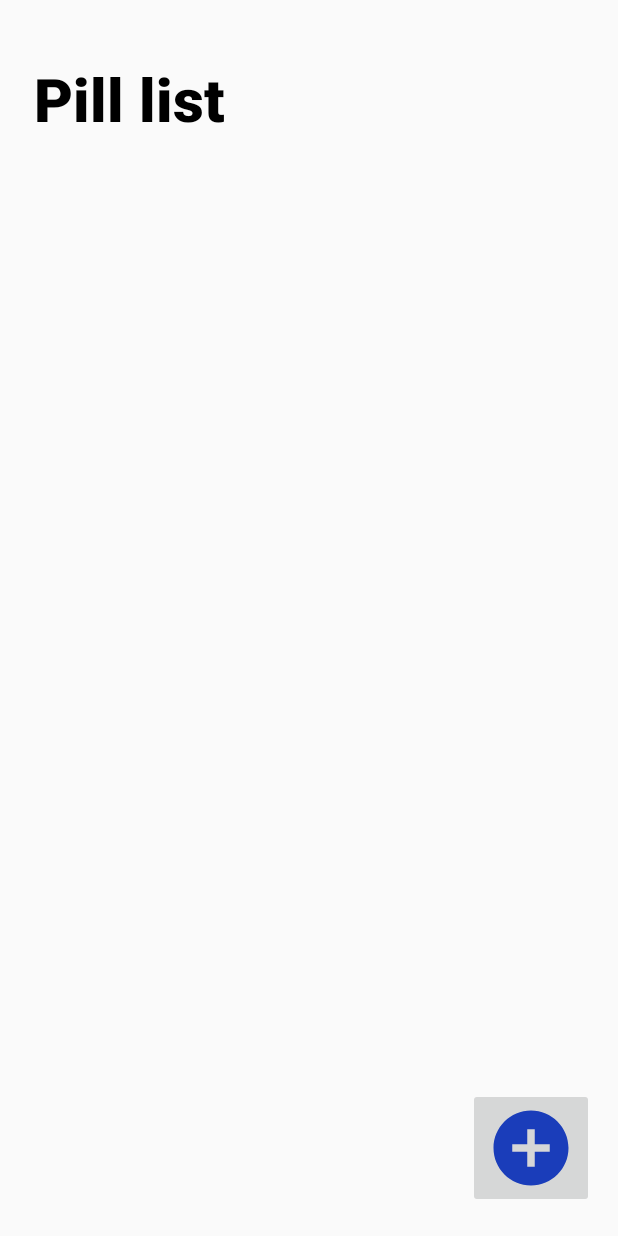
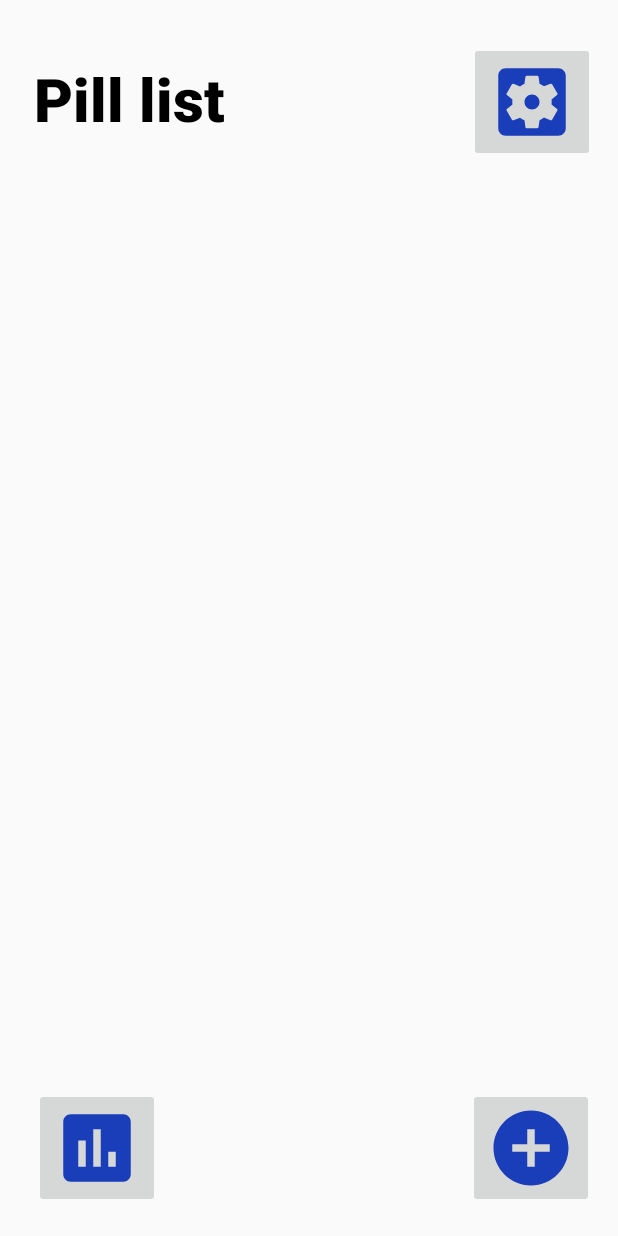
Before and after one commit to KendrickKan/Pill_Aider, an Android app: the layout fragment_pill__list_.xml on its own in the app's theme, with its tools: preview values and no code run, on a phone screen of 412 x 824 dp. Run offline under Robolectric (Android 15) with nearby library versions, the phone set to English and light mode, and no system bars.

Commit message:
添加图标，chart页面bug fix，

```diff
--- a/app/build.gradle
+++ b/app/build.gradle
@@ -4,7 +4,7 @@ plugins {
 
 android {
     compileSdk 32
-    dataBinding{          // 添加dataBanding分离数据进行双向绑定，减少控件和事件绑定的任务量
+    dataBinding {          // 添加dataBanding分离数据进行双向绑定，减少控件和事件绑定的任务量
         enabled true
     }
     defaultConfig {
--- /dev/null
+++ b/app/src/main/res/drawable/pill_list_chart_button_60.xml
@@ -0,0 +1,5 @@
+<vector android:autoMirrored="true" android:height="60dp"
+    android:tint="#1A3DBA" android:viewportHeight="24"
+    android:viewportWidth="24" android:width="60dp" xmlns:android="http://schemas.android.com/apk/res/android">
+    <path android:fillColor="@android:color/white" android:pathData="M19,3L5,3c-1.1,0 -2,0.9 -2,2v14c0,1.1 0.9,2 2,2h14c1.1,0 2,-0.9 2,-2L21,5c0,-1.1 -0.9,-2 -2,-2zM9,17L7,17v-7h2v7zM13,17h-2L11,7h2v10zM17,17h-2v-4h2v4z"/>
+</vector>
--- /dev/null
+++ b/app/src/main/res/drawable/pill_list_setting_button_60.xml
@@ -0,0 +1,5 @@
+<vector android:autoMirrored="true" android:height="60dp"
+    android:tint="#1A3DBA" android:viewportHeight="24"
+    android:viewportWidth="24" android:width="60dp" xmlns:android="http://schemas.android.com/apk/res/android">
+    <path android:fillColor="@android:color/white" android:pathData="M12,10c-1.1,0 -2,0.9 -2,2s0.9,2 2,2 2,-0.9 2,-2 -0.9,-2 -2,-2zM19,3L5,3c-1.11,0 -2,0.9 -2,2v14c0,1.1 0.89,2 2,2h14c1.11,0 2,-0.9 2,-2L21,5c0,-1.1 -0.89,-2 -2,-2zM17.25,12c0,0.23 -0.02,0.46 -0.05,0.68l1.48,1.16c0.13,0.11 0.17,0.3 0.08,0.45l-1.4,2.42c-0.09,0.15 -0.27,0.21 -0.43,0.15l-1.74,-0.7c-0.36,0.28 -0.76,0.51 -1.18,0.69l-0.26,1.85c-0.03,0.17 -0.18,0.3 -0.35,0.3h-2.8c-0.17,0 -0.32,-0.13 -0.35,-0.29l-0.26,-1.85c-0.43,-0.18 -0.82,-0.41 -1.18,-0.69l-1.74,0.7c-0.16,0.06 -0.34,0 -0.43,-0.15l-1.4,-2.42c-0.09,-0.15 -0.05,-0.34 0.08,-0.45l1.48,-1.16c-0.03,-0.23 -0.05,-0.46 -0.05,-0.69 0,-0.23 0.02,-0.46 0.05,-0.68l-1.48,-1.16c-0.13,-0.11 -0.17,-0.3 -0.08,-0.45l1.4,-2.42c0.09,-0.15 0.27,-0.21 0.43,-0.15l1.74,0.7c0.36,-0.28 0.76,-0.51 1.18,-0.69l0.26,-1.85c0.03,-0.17 0.18,-0.3 0.35,-0.3h2.8c0.17,0 0.32,0.13 0.35,0.29l0.26,1.85c0.43,0.18 0.82,0.41 1.18,0.69l1.74,-0.7c0.16,-0.06 0.34,0 0.43,0.15l1.4,2.42c0.09,0.15 0.05,0.34 -0.08,0.45l-1.48,1.16c0.03,0.23 0.05,0.46 0.05,0.69z"/>
+</vector>
--- a/app/src/main/res/layout/fragment_pill__list_.xml
+++ b/app/src/main/res/layout/fragment_pill__list_.xml
@@ -42,4 +42,28 @@
         app:layout_constraintTop_toTopOf="parent"
         app:layout_constraintVertical_bias="0.975" />
 
+    <ImageButton
+        android:id="@+id/imageButton"
+        android:layout_width="wrap_content"
+        android:layout_height="wrap_content"
+        android:src="@drawable/pill_list_setting_button_60"
+        app:layout_constraintBottom_toBottomOf="parent"
+        app:layout_constraintEnd_toEndOf="parent"
+        app:layout_constraintHorizontal_bias="0.954"
+        app:layout_constraintStart_toStartOf="parent"
+        app:layout_constraintTop_toTopOf="parent"
+        app:layout_constraintVertical_bias="0.038" />
+
+    <ImageButton
+        android:id="@+id/imageButton6"
+        android:layout_width="wrap_content"
+        android:layout_height="wrap_content"
+        android:src="@drawable/pill_list_chart_button_60"
+        app:layout_constraintBottom_toBottomOf="parent"
+        app:layout_constraintEnd_toEndOf="parent"
+        app:layout_constraintHorizontal_bias="0.07"
+        app:layout_constraintStart_toStartOf="parent"
+        app:layout_constraintTop_toTopOf="parent"
+        app:layout_constraintVertical_bias="0.975" />
+
 </androidx.constraintlayout.widget.ConstraintLayout>
```
Also changed, not shown: app/src/main/java/com/example/pill_aider/Chart_Fragment.java (+21 -4 lines), app/src/main/java/com/example/pill_aider/Pill_List_Fragment.java (+18 -0 lines), app/src/main/res/layout/fragment_chart_.xml (+10 -8 lines).
